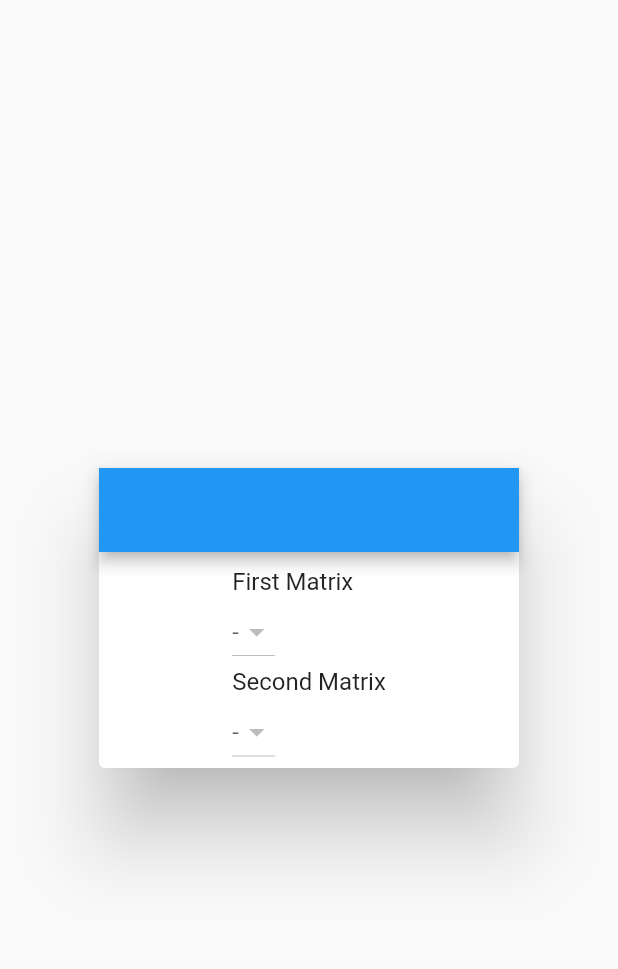
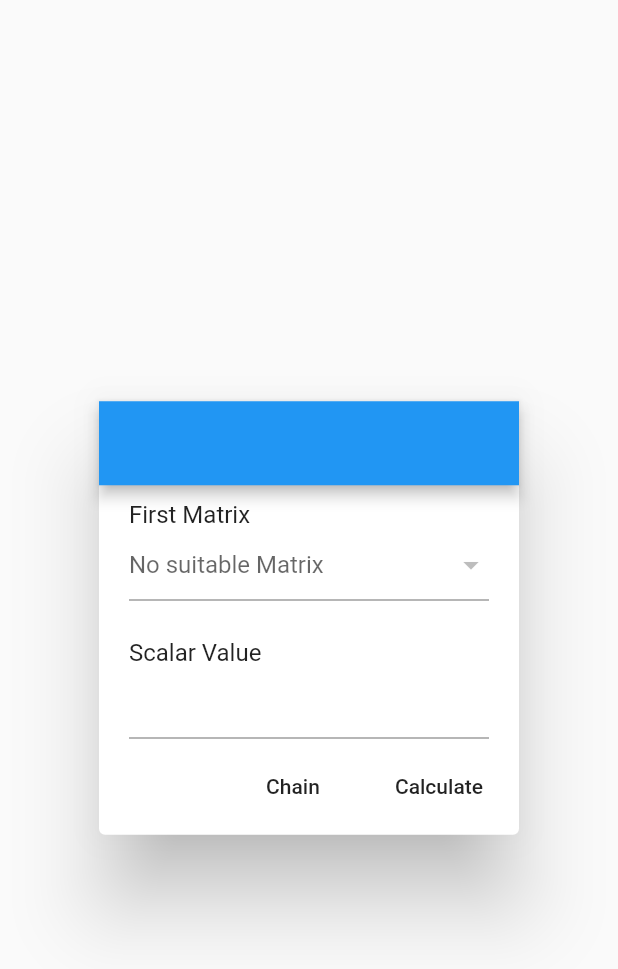
Before and after one commit to T-kON99/flutter_matrix_calculator, a Flutter app: the CalculateFormView widget shown alone on an empty page, opened directly with empty values, on a phone screen of 412 x 824 dp. Shown: the top 969 px of the screen. Run offline on Flutter 3.47's test engine with Material 2 defaults, Android fonts, the phone set to English and light mode, and no system bars; our stand-ins replace numberpicker; missing offline and left inert: flutter_tex.

Commit message:
Mostly done aside from enhancemeant feature.

```diff
--- a/lib/dialog/matrix_calculate.dart
+++ b/lib/dialog/matrix_calculate.dart
@@ -1,94 +1,140 @@
-import 'dart:ffi';
-
 import 'package:flutter/cupertino.dart';
 import 'package:flutter/material.dart';
+import 'package:flutter/services.dart';
 import 'package:matrix_calculator/classes/matrix.dart';
+import '../operation.dart' show Operations, OperationsExt;
+
+typedef void MatrixCalculateCallback(String matrix_1, String matrix_2, double scalar_2, String operationName);
 
 class CalculateFormView extends StatefulWidget {
   final String name;
   final String title;
   final bool singleOperation;
+  final bool needMatrix;
   final Map<String, Matrix> data;
-  const CalculateFormView({Key key, this.title, this.name, this.singleOperation, this.data})
+  final MatrixCalculateCallback callback;
+  const CalculateFormView({Key key, this.title, this.name, this.singleOperation, this.needMatrix, this.data, this.callback})
       : super(key: key);
   @override
   _CalculateFormViewState createState() => _CalculateFormViewState();
 }
 
 class _CalculateFormViewState extends State<CalculateFormView> {
+    final _formKey = GlobalKey<FormState>();
+  //  Our First Matrix
   String matrix_1;
+  //  2nd can be either a matrix or a scalar depending on operation
+  //  Ex: Addition -> Need other matrix. Scalar Multiplication -> Need a double
   String matrix_2;
-  Float scalar_2;
+  double scalar_2;
 
   @override
   Widget build(BuildContext context) {
     return AlertDialog(
         titlePadding: EdgeInsets.all(0),
         contentPadding: EdgeInsets.all(0),
+        actions: <Widget>[
+          //  TODO: Finish actions
+          FlatButton(
+            child: Text('Chain'),
+            onPressed: () {
+              print('Do we need this? Chain!');
+            },
+          ),
+          FlatButton(
+            child: Text('Calculate'),
+            onPressed: () {
+              print('Calculating!');
+              if (_formKey.currentState.validate()) {
+                _formKey.currentState.save();
+                print('Requesting Operation $matrix_1 ${widget.name} $matrix_2 or $scalar_2');
+                this.widget.callback(matrix_1, matrix_2, scalar_2, widget.name);
+              }
+            },
+          ),
+        ],
         content: SingleChildScrollView(
+          child: Form(
+            key: _formKey,
             child: Column(
-          mainAxisSize: MainAxisSize.max,
+            mainAxisSize: MainAxisSize.min,
             children: <Widget>[
               AppBar(
                 title: Text(widget.title),
                 centerTitle: true,
               ),
               Container(
-              margin: EdgeInsets.only(top: 10),
+                margin: EdgeInsets.only(top: 10, left: 20, right: 20),
                 child: Column(
                   crossAxisAlignment: CrossAxisAlignment.start,
-                children: buildDropDownMatrix(),
+                  mainAxisAlignment: MainAxisAlignment.spaceEvenly,
+                  children: buildChoose(),
                 )
               ),
             ],
+          )
         )));
   }
 
-  List<Widget> buildDropDownMatrix() {
-    Map<String, Matrix> filteredMap_1 = Map.from(widget.data)..removeWhere((key, value) => !operationHandler(key, matrix_2, widget.name));
-    List<Widget> result = <Widget>[
-      Text('First Matrix'),
-      DropdownButton<String>(
-        items: filteredMap_1.entries.map((MapEntry entry) {
+  DropdownButtonFormField<String> MatrixDropDown(Map<String, Matrix> filteredMap, Function onChanged, String initVal, String hintText, String validateText) {
+    return DropdownButtonFormField<String>(
+      items: filteredMap.entries.map((MapEntry entry) {
         return DropdownMenuItem<String>(
           value: entry.key,
           child: Text(entry.key),
         );
       }).toList(),
-        onChanged: (newValue) {
+      onChanged: (newValue) => onChanged(newValue),
+      value: initVal,
+      hint: Text(hintText),
+      disabledHint: Text('No suitable Matrix'),
+      validator: (String value) => value == null ? validateText : null,
+      elevation: 2,
+    );
+  }
+
+  List<Widget> buildChoose() {
+    Map<String, Matrix> filteredMap_1 = Map.from(widget.data)..removeWhere((key, value) => !operationHandler(key, matrix_2, widget.name));
+    List<Widget> result = <Widget>[
+      Text('First Matrix'),
+      MatrixDropDown(filteredMap_1, (newValue) => this.setState(() { matrix_1 = newValue; }), matrix_1, "Select First Matrix", "Choose a Matrix"),
+    ];
+    //  Build 2nd Dropdown if it's not a single operation operator
+    if (!widget.singleOperation) {
+      List<Widget> secondResult;
+      if (widget.needMatrix) {
+        Map<String, Matrix> filteredMap_2 = Map.from(widget.data)..removeWhere((key, value) => !operationHandler(matrix_1, key, widget.name));
+        secondResult = <Widget>[
+          SizedBox(height: 25,),
+          Text('Second Matrix'),
+          MatrixDropDown(filteredMap_2, (newValue) => this.setState(() { matrix_2 = newValue; }), matrix_2, "Select Second Matrix", "Choose a Matrix")
+        ];
+      }
+      else {
+        //  Other argument isn't a matrix but a scalar double.
+        secondResult = <Widget>[
+          SizedBox(height: 25,),
+          Text('Scalar Value'),
+          TextFormField(
+            keyboardType: TextInputType.number,
+            validator: (String value) {
+              if (value.isEmpty) {
+                return 'Enter a value';
+              } else if (double.tryParse(value) == null) {
+                return 'Enter a valid number';
+              }
+              return null;
+            },
+            onSaved: (value) {
+              if (_formKey.currentState.validate()) {
                 this.setState(() {
-            matrix_1 = newValue;
+                  scalar_2 = double.parse(value);
                 });
+              }
             },
-        autofocus: true,
-        value: matrix_1,
-        hint: Text('Select matrix'),
-        disabledHint: Text('-'),
-      )
+          ),
         ];
-    if (!widget.singleOperation) {
-      //  TODO: Finish this filtering
-      Map<String, Matrix> filteredMap_2 = Map.from(widget.data)..removeWhere((key, value) => !operationHandler(matrix_1, key, widget.name));
-      List<Widget> secondResult = [
-        Text('Second Matrix'),
-        DropdownButton<String>(
-          items: filteredMap_2.entries.map((MapEntry entry) {
-            return DropdownMenuItem<String>(
-              value: entry.key,
-              child: Text(entry.key),
-            );
-          }).toList(),
-          onChanged: (newValue) {
-            this.setState(() {
-              matrix_2 = newValue;
-            });
-          },
-          value: matrix_2,
-          hint: Text('Select a corresponding Matrix'),
-          autofocus: true,
-          disabledHint: Text('-'),
-        )
-      ];
+      }
       result.addAll(secondResult);
     }
     return result;
@@ -100,15 +146,15 @@ class _CalculateFormViewState extends State<CalculateFormView> {
       return true;
     }
     Map<String, Function> handler = {
-      "add": () => widget.data[givenMatrix].row == widget.data[otherMatrix].row && widget.data[givenMatrix].col == widget.data[otherMatrix].col,
-      "sub": () => widget.data[givenMatrix].row == widget.data[otherMatrix].row && widget.data[givenMatrix].col == widget.data[otherMatrix].col,
-      "mmult": () => widget.data[givenMatrix].col == widget.data[otherMatrix].row,
-      "smult": () => true,
-      "pow": () => widget.data[givenMatrix].isSquare(),
-      "det": () => widget.data[givenMatrix].isSquare(),
-      "inv": () => widget.data[givenMatrix].isSquare(),
-      "RE": () => true,
-      "RRE": () => true,
+      Operations.ADD.shortName: () => widget.data[givenMatrix].row == widget.data[otherMatrix].row && widget.data[givenMatrix].col == widget.data[otherMatrix].col,
+      Operations.SUB.shortName: () => widget.data[givenMatrix].row == widget.data[otherMatrix].row && widget.data[givenMatrix].col == widget.data[otherMatrix].col,
+      Operations.MATRIX_MULT.shortName: () => widget.data[givenMatrix].col == widget.data[otherMatrix].row,
+      Operations.SCALAR_MULT.shortName: () => true,
+      Operations.POW.shortName: () => widget.data[givenMatrix].isSquare(),
+      Operations.DET.shortName: () => widget.data[givenMatrix].isSquare(),
+      Operations.INV.shortName: () => widget.data[givenMatrix].isSquare(),
+      Operations.RE.shortName: () => true,
+      Operations.RRE.shortName: () => true,
     };
     final bool validity = handler[operation]();
     print('Checking validity of matrix operation: $givenMatrix $operation $otherMatrix -> $validity');
```
Lines whose indentation alone changed are shown as unchanged.
